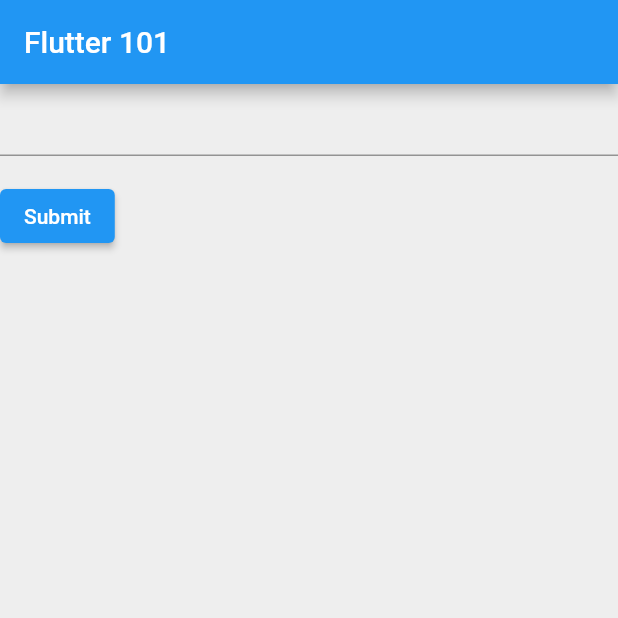
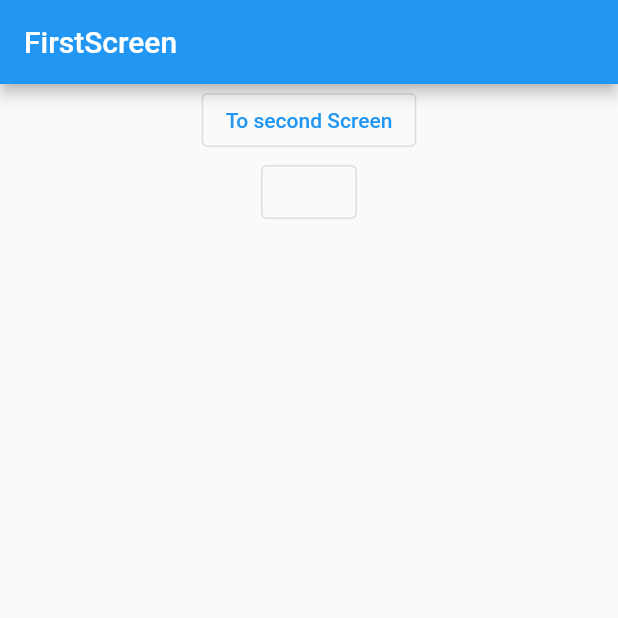
Before and after one commit to AabhashRai13/flutter_widgets_101, a Flutter app: the screen it shows after launch, on a phone screen of 412 x 824 dp, the top half of it. Run offline on Flutter 3.47's test engine with Material 2 defaults, Android fonts, the phone set to English and light mode, and no system bars.

Commit message:
route manager and 3 screens added

```diff
--- a/lib/main.dart
+++ b/lib/main.dart
@@ -1,5 +1,6 @@
 import 'package:flutter/material.dart';
-import 'input_fields/form_validations.dart';
+import 'package:widget_test/route_managerment/route_manager.dart';
+import 'screens/first_screen.dart';
 
 void main() {
   runApp(const MyApp());
@@ -16,7 +17,9 @@ class MyApp extends StatelessWidget {
       theme: ThemeData(
         primarySwatch: Colors.blue,
       ),
-      home: const HomePage(),
+      home: const FirstScreen(),
+      onGenerateRoute: RouteGenerator.getRoute,
+      initialRoute: Routes.firstScreen,
     );
   }
 }
@@ -31,7 +34,7 @@ class HomePage extends StatelessWidget {
       appBar: AppBar(
         title: const Text("Flutter 101"),
       ),
-      body:const  MyCustomForm()
+      body:const  FirstScreen()
     );
   }
 }
--- /dev/null
+++ b/lib/route_managerment/route_manager.dart
@@ -0,0 +1,41 @@
+import 'package:flutter/material.dart';
+
+import '../screens/first_screen.dart';
+import '../screens/second_screen.dart';
+import '../screens/third_screen.dart';
+
+class Routes {
+  static const String firstScreen = "/";
+  static const String secondScreen = "/loginOptions";
+  static const String thirdScreen = "/loginPage";
+  static const String setMobileNumberScreen = "/setMobileNumberScreen";
+  static const String dialNumber = "/dialNumber";
+}
+
+class RouteGenerator {
+  static Route<dynamic> getRoute(
+      RouteSettings routeSettings,
+      ) {
+    switch (routeSettings.name) {
+      case Routes.firstScreen:
+        return MaterialPageRoute(builder: (_) => const FirstScreen());
+      case Routes.secondScreen:
+        return MaterialPageRoute(builder: (_) => const SecondScreen());
+      case Routes.thirdScreen:
+        return MaterialPageRoute(builder: (_) => const ThirdScreen());
+
+      default:
+        return unDefinedRoute();
+    }
+  }
+
+  static Route<dynamic> unDefinedRoute() {
+    return MaterialPageRoute(
+        builder: (_) => Scaffold(
+          appBar: AppBar(
+            title: const Text("no Route found"),
+          ),
+          body: const Center(child: Text("no route found")),
+        ));
+  }
+}
--- /dev/null
+++ b/lib/screens/first_screen.dart
@@ -0,0 +1,47 @@
+import 'package:flutter/material.dart';
+import 'package:widget_test/screens/second_screen.dart';
+
+class FirstScreen extends StatefulWidget {
+  const FirstScreen({Key? key}) : super(key: key);
+
+  @override
+  State<FirstScreen> createState() => _FirstScreenState();
+}
+
+class _FirstScreenState extends State<FirstScreen> {
+  String passBackData = "";
+  String buttonTitle = "Display";
+  @override
+  Widget build(BuildContext context) {
+    return Scaffold(
+      appBar: AppBar(
+        title: const Text("FirstScreen"),
+      ),
+      body: Column(
+        children: [
+          Center(
+            child: OutlinedButton(
+                onPressed: () async {
+                  passBackData = await
+                      Navigator.push(
+                        context,
+                        MaterialPageRoute(builder: (context) => const SecondScreen()),
+                      )
+                  as String;
+                },
+                child: const Text("To second Screen")),
+          ),
+          Center(
+            child: OutlinedButton(
+                onPressed: () {
+                  setState(() {
+                    buttonTitle = passBackData;
+                  });
+                },
+                child: Text(passBackData)),
+          ),
+        ],
+      ),
+    );
+  }
+}
```
Also changed, not shown: lib/input_fields/form_validations.dart (+5 -7 lines), lib/screens/second_screen.dart (added, +36 -0 lines), lib/screens/third_screen.dart (added, +16 -0 lines).
